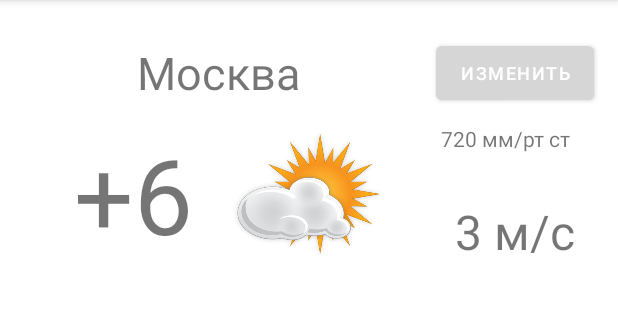
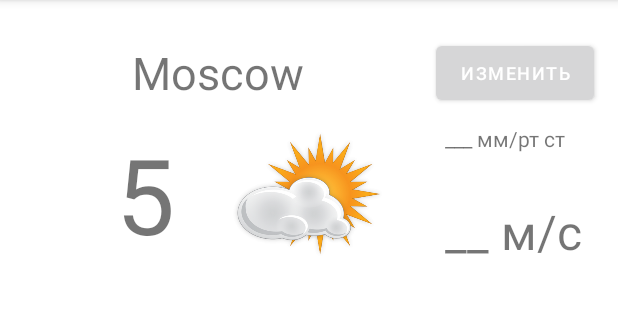
Before and after one commit to koassumo/Andr_HW1, an Android app: the screen it shows after launch (MainActivity), on a phone screen of 412 x 824 dp, the part 84-404 px from its top. Run offline under Robolectric (Android 15) with nearby library versions, the phone set to English and light mode, and no system bars.

Commit message:
ДЗ 8. После этой точки возращаюсь revert. Нашел ошибку - в манифесте нет    <uses-permission android:name="android.permission.INTERNET"/>

```diff
--- a/app/src/main/AndroidManifest.xml
+++ b/app/src/main/AndroidManifest.xml
@@ -2,6 +2,7 @@
 <manifest xmlns:android="http://schemas.android.com/apk/res/android"
     package="ru.geekbrains.android1.hw1">
 
+    <uses-permission android:name="android.permission.INTERNET"/>
     <application
         android:allowBackup="true"
         android:icon="@mipmap/ic_launcher"
--- a/app/src/main/java/ru/geekbrains/android1/hw1/MainActivity.java
+++ b/app/src/main/java/ru/geekbrains/android1/hw1/MainActivity.java
@@ -76,6 +76,7 @@ public class MainActivity extends AppCompatActivity {
         new Thread() {
             @Override
             public void run() {
+                degreesTextView.setText("0");
                 final JSONObject jsonObject = getJSONData(city);
                 if(jsonObject == null) {
                     handler.post(new Runnable() {
@@ -98,15 +99,17 @@ public class MainActivity extends AppCompatActivity {
     }
 
 
+    private static final String OPEN_WEATHER_API_KEY = "762ee61f52313fbd10a4eb54ae4d4de2";
+    private static final String OPEN_WEATHER_API_URL = "https://api.openweathermap.org/data/2.5/weather?q=%s&units=metric";
+    private static final String KEY = "x-api-key";
+
     JSONObject getJSONData(String city) {
+        degreesTextView.setText("5");
         try {
-            URL url = new URL("http://api.openweathermap.org/data/2.5/weather?q=London,uk&APPID=5463564243fc4c25fd578bacc603b651");                      //здесь происходит замена %s в запросе, можно несколько %s и здесь подстановку через зяпятую
-//            URL url = new URL(String.format(OPEN_WEATHER_API_URL, city));                      //здесь происходит замена %s в запросе, можно несколько %s и здесь подстановку через зяпятую
+            URL url = new URL(String.format(OPEN_WEATHER_API_URL, city));
             HttpURLConnection connection = (HttpURLConnection) url.openConnection();
-            //connection.addRequestProperty(KEY, OPEN_WEATHER_API_KEY);
-            Toast.makeText(getApplicationContext(), (String) url, Toast.LENGTH_LONG).show();
+            connection.addRequestProperty(KEY, OPEN_WEATHER_API_KEY);
 
-            // забираем JSON
             BufferedReader reader = new BufferedReader(new InputStreamReader(connection.getInputStream()));
             StringBuilder rawData = new StringBuilder(1024);
             String tempVariable;
@@ -117,9 +120,8 @@ public class MainActivity extends AppCompatActivity {
 
             reader.close();
 
-            // парсинг полученного JSON (в зависимости от получаемого формата можно также использовать JSONArray, JSONStringer  и др.
             JSONObject jsonObject = new JSONObject(rawData.toString());
-            if (jsonObject.getInt("cod") != 200) {
+            if(jsonObject.getInt("cod") != 200) {
                 return null;
             } else {
                 return jsonObject;
--- a/app/src/main/res/values/strings.xml
+++ b/app/src/main/res/values/strings.xml
@@ -1,8 +1,8 @@
 <resources>
     <string name="app_name">Погодное приложение</string>
-    <string name="region">Москва</string>
+    <string name="region">Moscow</string>
     <string name="region_en">Moscow, Russia</string>
-    <string name="temperature">+6</string>
+    <string name="temperature">+_</string>
     <string name="switch_to_english">english</string>
     <string name="switch_to_russian">русский</string>
     <string name="weather_map_show">показать на карте</string>
@@ -13,9 +13,9 @@
     <string name="plus_5_days">Через 5 дней</string>
     <string name="plus_6_days">Через 6 дней</string>
     <string name="plus_7_days">Через 7 дней</string>
-    <string name="atmo_pressure">720 мм/рт ст</string>
+    <string name="atmo_pressure">___ мм/рт ст</string>
     <string name="atmo_pressure_null"> </string>
-    <string name="wind">3 м/с</string>
+    <string name="wind">__ м/с</string>
     <string name="wind_null"> </string>
     <string name="town_edit_text_hint">Введите название города</string>
     <string name="textview_town_select_title">Выбор города</string>
```
